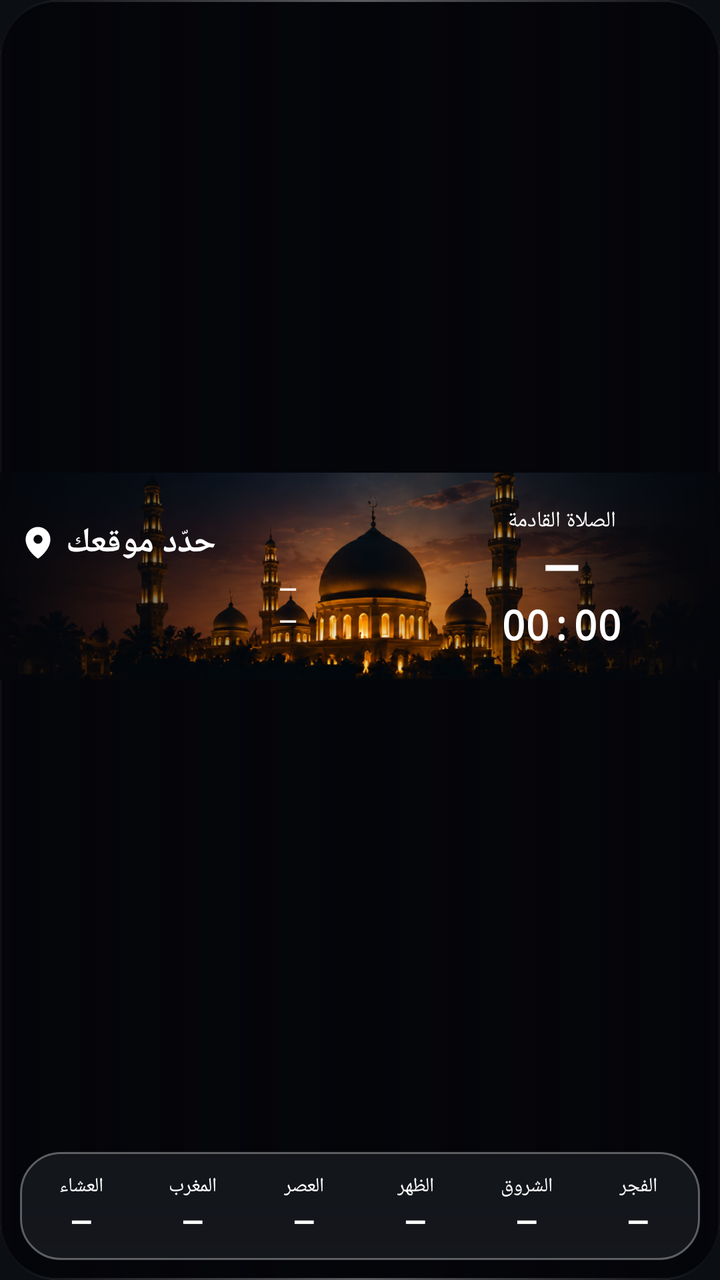
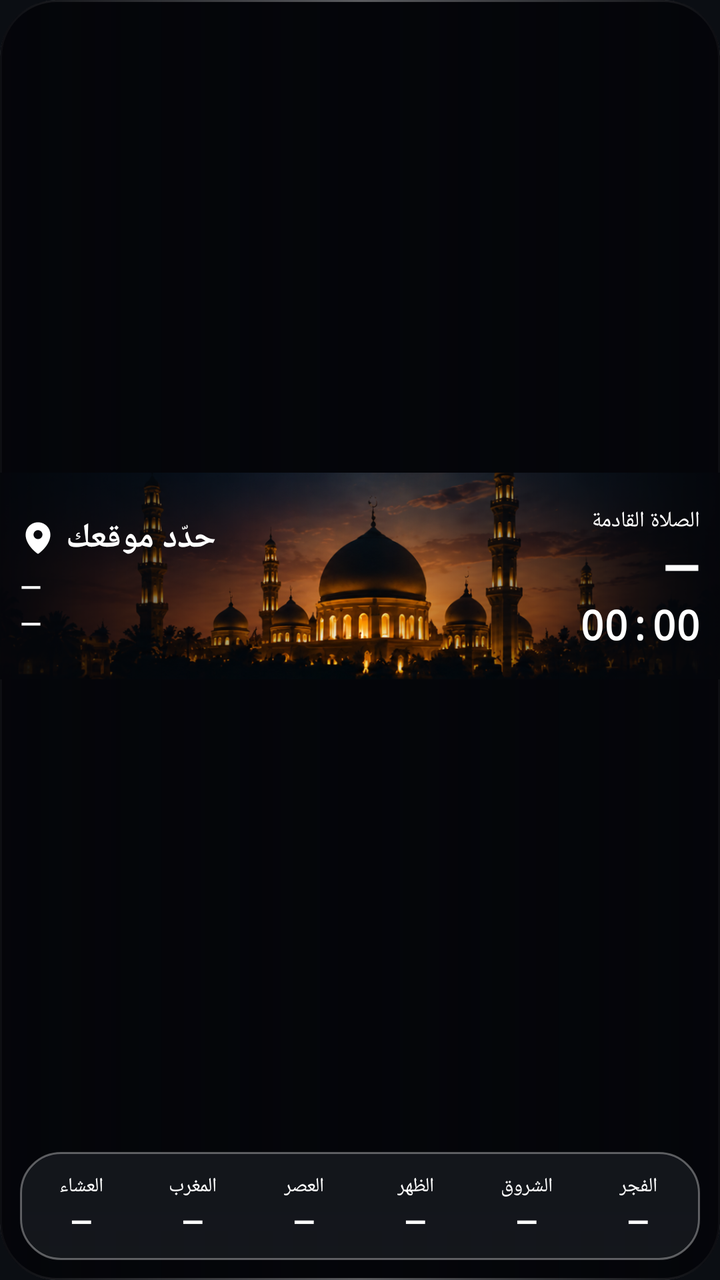

An Android layout rendered at two revisions. The XML below is the earlier revision; the diff shows what the commit changed to produce the second picture.
<!-- AndroidManifest.xml: application theme Theme.Salati -->
<!-- res/layout/prayer_widget.xml -->
<FrameLayout xmlns:android="http://schemas.android.com/apk/res/android" android:id="@+id/widget_root" android:layout_width="match_parent" android:layout_height="match_parent" android:layoutDirection="rtl" android:background="@drawable/widget_background" android:clipToOutline="true">
<ImageView android:id="@+id/widget_scenery" android:layout_width="match_parent" android:layout_height="match_parent" android:src="@drawable/widget_reference_mosque" android:layout_marginBottom="64dp" android:scaleType="fitCenter" android:contentDescription="@null" android:importantForAccessibility="no"/>
<ImageView android:id="@+id/widget_overlay" android:layout_width="match_parent" android:layout_height="match_parent" android:src="@drawable/widget_overlay_night" android:scaleType="fitXY" android:contentDescription="@null" android:importantForAccessibility="no"/>
<LinearLayout android:id="@+id/widget_card" android:layout_width="match_parent" android:layout_height="match_parent" android:orientation="vertical" android:padding="10dp">
<LinearLayout android:layout_width="match_parent" android:layout_height="0dp" android:layout_weight="1" android:orientation="horizontal" android:gravity="center_vertical" android:baselineAligned="false" android:paddingBottom="8dp">
<LinearLayout android:layout_width="0dp" android:layout_weight="1.1" android:layout_height="wrap_content" android:orientation="vertical" android:gravity="center">
<TextView android:id="@+id/widget_next_label" android:layout_width="wrap_content" android:layout_height="wrap_content" android:text="الصلاة القادمة" android:textColor="#FFFFFF" android:textSize="11sp" android:fontFamily="sans-serif-medium" android:includeFontPadding="false" android:maxLines="1" android:ellipsize="end"/>
<LinearLayout android:layout_width="wrap_content" android:layout_height="wrap_content" android:orientation="horizontal" android:gravity="center" android:layoutDirection="rtl"><ImageView android:visibility="gone" android:id="@+id/widget_next_icon" android:layout_width="22dp" android:layout_height="22dp" android:layout_marginEnd="5dp" android:src="@drawable/ic_widget_sunrise" android:contentDescription="@null" android:importantForAccessibility="no"/><TextView android:id="@+id/widget_next" android:layout_width="wrap_content" android:layout_height="wrap_content" android:text="—" android:textColor="#FFFFFF" android:textSize="24sp" android:fontFamily="sans-serif-medium" android:includeFontPadding="false" android:maxLines="1" android:ellipsize="end" android:textStyle="bold" android:paddingTop="2dp"/></LinearLayout>
<LinearLayout android:id="@+id/widget_countdown_row" android:layout_width="wrap_content" android:layout_height="wrap_content" android:orientation="vertical" android:gravity="center" android:layout_marginTop="3dp">

<Chronometer android:id="@+id/widget_countdown" android:layout_width="wrap_content" android:layout_height="wrap_content" android:textColor="#FFFFFF" android:textSize="20sp" android:textStyle="bold" android:fontFamily="monospace" android:textDirection="ltr" android:countDown="true" android:includeFontPadding="false"/>
</LinearLayout></LinearLayout>
<FrameLayout android:layout_width="0dp" android:layout_height="1dp" android:layout_weight="0.5"/>
<LinearLayout android:layout_width="0dp" android:layout_weight="1.1" android:layout_height="wrap_content" android:orientation="vertical" android:gravity="start">
<LinearLayout android:layout_width="match_parent" android:layout_height="wrap_content" android:orientation="horizontal" android:layoutDirection="ltr" android:gravity="center_vertical" android:baselineAligned="false">
<ImageView android:layout_width="18dp" android:layout_height="22dp" android:layout_marginEnd="5dp" android:src="@drawable/ic_widget_location" android:contentDescription="@null" android:importantForAccessibility="no"/>
<TextView android:id="@+id/widget_location" android:layout_width="0dp" android:layout_height="wrap_content" android:text="حدّد موقعك" android:textColor="#FFFFFF" android:textSize="17sp" android:fontFamily="sans-serif-medium" android:includeFontPadding="false" android:maxLines="1" android:ellipsize="end" android:textStyle="bold" android:layout_weight="1" android:textDirection="locale"/>
</LinearLayout>
<TextView android:id="@+id/widget_date" android:layout_width="wrap_content" android:layout_height="wrap_content" android:text="—" android:textColor="#FFFFFF" android:textSize="12sp" android:fontFamily="sans-serif-medium" android:includeFontPadding="false" android:paddingTop="5dp" android:breakStrategy="simple" android:hyphenationFrequency="none"/>
<TextView android:id="@+id/widget_hijri" android:layout_width="wrap_content" android:layout_height="wrap_content" android:text="—" android:textColor="#FFFFFF" android:textSize="12sp" android:fontFamily="sans-serif-medium" android:includeFontPadding="false" android:paddingTop="2dp" android:breakStrategy="simple" android:hyphenationFrequency="none"/>
</LinearLayout></LinearLayout>
<LinearLayout android:layout_width="match_parent" android:layout_height="54dp" android:orientation="horizontal" android:background="@drawable/widget_glass_strip" android:padding="3dp" android:baselineAligned="false">
<LinearLayout android:id="@+id/widget_cell_fajr" android:layout_width="0dp" android:layout_weight="1" android:layout_height="match_parent" android:orientation="vertical" android:gravity="center"><TextView android:id="@+id/widget_label_fajr" android:layout_width="wrap_content" android:layout_height="wrap_content" android:text="الفجر" android:textColor="#FFFFFF" android:textSize="10sp" android:fontFamily="sans-serif-medium" android:includeFontPadding="false" android:maxLines="1" android:ellipsize="end"/><TextView android:id="@+id/widget_fajr" android:layout_width="wrap_content" android:layout_height="wrap_content" android:text="—" android:textColor="#FFFFFF" android:textSize="14sp" android:fontFamily="sans-serif-medium" android:includeFontPadding="false" android:maxLines="1" android:ellipsize="end" android:textStyle="bold" android:paddingTop="3dp" android:textDirection="ltr"/></LinearLayout>
<LinearLayout android:id="@+id/widget_cell_sunrise" android:layout_width="0dp" android:layout_weight="1" android:layout_height="match_parent" android:orientation="vertical" android:gravity="center"><TextView android:id="@+id/widget_label_sunrise" android:layout_width="wrap_content" android:layout_height="wrap_content" android:text="الشروق" android:textColor="#FFFFFF" android:textSize="10sp" android:fontFamily="sans-serif-medium" android:includeFontPadding="false" android:maxLines="1" android:ellipsize="end"/><TextView android:id="@+id/widget_sunrise" android:layout_width="wrap_content" android:layout_height="wrap_content" android:text="—" android:textColor="#FFFFFF" android:textSize="14sp" android:fontFamily="sans-serif-medium" android:includeFontPadding="false" android:maxLines="1" android:ellipsize="end" android:textStyle="bold" android:paddingTop="3dp" android:textDirection="ltr"/></LinearLayout>
<LinearLayout android:id="@+id/widget_cell_dhuhr" android:layout_width="0dp" android:layout_weight="1" android:layout_height="match_parent" android:orientation="vertical" android:gravity="center"><TextView android:id="@+id/widget_label_dhuhr" android:layout_width="wrap_content" android:layout_height="wrap_content" android:text="الظهر" android:textColor="#FFFFFF" android:textSize="10sp" android:fontFamily="sans-serif-medium" android:includeFontPadding="false" android:maxLines="1" android:ellipsize="end"/><TextView android:id="@+id/widget_dhuhr" android:layout_width="wrap_content" android:layout_height="wrap_content" android:text="—" android:textColor="#FFFFFF" android:textSize="14sp" android:fontFamily="sans-serif-medium" android:includeFontPadding="false" android:maxLines="1" android:ellipsize="end" android:textStyle="bold" android:paddingTop="3dp" android:textDirection="ltr"/></LinearLayout>
<LinearLayout android:id="@+id/widget_cell_asr" android:layout_width="0dp" android:layout_weight="1" android:layout_height="match_parent" android:orientation="vertical" android:gravity="center"><TextView android:id="@+id/widget_label_asr" android:layout_width="wrap_content" android:layout_height="wrap_content" android:text="العصر" android:textColor="#FFFFFF" android:textSize="10sp" android:fontFamily="sans-serif-medium" android:includeFontPadding="false" android:maxLines="1" android:ellipsize="end"/><TextView android:id="@+id/widget_asr" android:layout_width="wrap_content" android:layout_height="wrap_content" android:text="—" android:textColor="#FFFFFF" android:textSize="14sp" android:fontFamily="sans-serif-medium" android:includeFontPadding="false" android:maxLines="1" android:ellipsize="end" android:textStyle="bold" android:paddingTop="3dp" android:textDirection="ltr"/></LinearLayout>
<LinearLayout android:id="@+id/widget_cell_maghrib" android:layout_width="0dp" android:layout_weight="1" android:layout_height="match_parent" android:orientation="vertical" android:gravity="center"><TextView android:id="@+id/widget_label_maghrib" android:layout_width="wrap_content" android:layout_height="wrap_content" android:text="المغرب" android:textColor="#FFFFFF" android:textSize="10sp" android:fontFamily="sans-serif-medium" android:includeFontPadding="false" android:maxLines="1" android:ellipsize="end"/><TextView android:id="@+id/widget_maghrib" android:layout_width="wrap_content" android:layout_height="wrap_content" android:text="—" android:textColor="#FFFFFF" android:textSize="14sp" android:fontFamily="sans-serif-medium" android:includeFontPadding="false" android:maxLines="1" android:ellipsize="end" android:textStyle="bold" android:paddingTop="3dp" android:textDirection="ltr"/></LinearLayout>
<LinearLayout android:id="@+id/widget_cell_isha" android:layout_width="0dp" android:layout_weight="1" android:layout_height="match_parent" android:orientation="vertical" android:gravity="center"><TextView android:id="@+id/widget_label_isha" android:layout_width="wrap_content" android:layout_height="wrap_content" android:text="العشاء" android:textColor="#FFFFFF" android:textSize="10sp" android:fontFamily="sans-serif-medium" android:includeFontPadding="false" android:maxLines="1" android:ellipsize="end"/><TextView android:id="@+id/widget_isha" android:layout_width="wrap_content" android:layout_height="wrap_content" android:text="—" android:textColor="#FFFFFF" android:textSize="14sp" android:fontFamily="sans-serif-medium" android:includeFontPadding="false" android:maxLines="1" android:ellipsize="end" android:textStyle="bold" android:paddingTop="3dp" android:textDirection="ltr"/></LinearLayout>
</LinearLayout></LinearLayout></FrameLayout>
<!-- resources referenced by this layout -->
<resources>
  <!-- drawable ic_widget_location (drawable) -->
  <vector xmlns:android="http://schemas.android.com/apk/res/android" android:width="18dp" android:height="18dp" android:viewportWidth="256" android:viewportHeight="256"><path android:fillColor="#FFFFFF" android:pathData="M128,16a88.1,88.1,0,0,0-88,88c0,75.3,80,132.17,83.41,134.55a8,8,0,0,0,9.18,0C136,236.17,216,179.3,216,104A88.1,88.1,0,0,0,128,16Zm0,56a32,32,0,1,1-32,32A32,32,0,0,1,128,72Z"/></vector>
  <!-- drawable ic_widget_sunrise (drawable) -->
  <vector xmlns:android="http://schemas.android.com/apk/res/android" android:width="22dp" android:height="22dp" android:viewportWidth="256" android:viewportHeight="256"><path android:fillColor="#FFFFFF" android:pathData="M240,152H199.55a73.54,73.54,0,0,0,.45-8,72,72,0,0,0-144,0,73.54,73.54,0,0,0,.45,8H16a8,8,0,0,0,0,16H240a8,8,0,0,0,0-16ZM72,144a56,56,0,1,1,111.41,8H72.59A56.13,56.13,0,0,1,72,144Zm144,56a8,8,0,0,1-8,8H48a8,8,0,0,1,0-16H208A8,8,0,0,1,216,200ZM72.84,43.58a8,8,0,0,1,14.32-7.16l8,16a8,8,0,0,1-14.32,7.16Zm-56,48.84a8,8,0,0,1,10.74-3.57l16,8a8,8,0,0,1-7.16,14.31l-16-8A8,8,0,0,1,16.84,92.42Zm192,15.16a8,8,0,0,1,3.58-10.73l16-8a8,8,0,1,1,7.16,14.31l-16,8a8,8,0,0,1-10.74-3.58Zm-48-55.16,8-16a8,8,0,0,1,14.32,7.16l-8,16a8,8,0,1,1-14.32-7.16Z"/></vector>
  <!-- drawable widget_background (drawable) -->
  <shape xmlns:android="http://schemas.android.com/apk/res/android"><solid android:color="#040509"/><corners android:radius="28dp"/><stroke android:width="1dp" android:color="#55FFFFFF"/></shape>
  <!-- drawable widget_glass_strip (drawable) -->
  <shape xmlns:android="http://schemas.android.com/apk/res/android"><gradient android:angle="270" android:startColor="#D915181D" android:endColor="#E615181D"/><corners android:radius="20dp"/><stroke android:width="1dp" android:color="#55FFFFFF"/></shape>
  <!-- drawable widget_overlay_night (drawable) -->
  <shape xmlns:android="http://schemas.android.com/apk/res/android"><gradient android:angle="0" android:startColor="#E6040509" android:centerColor="#00040509" android:endColor="#E6040509"/><corners android:radius="28dp"/></shape>
  <!-- drawable widget_reference_mosque: png bitmap (drawable-nodpi, 432412 bytes) -->
  <style name="Theme.Salati" parent="android:style/Theme.Material.NoActionBar">
    <item name="android:windowBackground">@color/salati_shell</item>
    <item name="android:colorAccent">@color/salati_dialog_accent</item>
    <item name="android:alertDialogTheme">@style/Theme.Salati.Dialog</item>
   </style>
  <color name="salati_shell">#0B0E13</color>
  <color name="salati_dialog_accent">#3B82F6</color>
  <style name="Theme.Salati.Dialog" parent="android:style/Theme.Material.Dialog.Alert">
    <item name="android:colorAccent">@color/salati_dialog_accent</item>
    <item name="android:colorBackground">@color/salati_dialog_surface</item>
    <item name="android:windowBackground">@color/salati_dialog_surface</item>
    <item name="android:textColorPrimary">@color/salati_dialog_ink</item>
    <item name="android:textColorSecondary">@color/salati_dialog_ink</item>
   </style>
  <color name="salati_dialog_surface">#15181D</color>
  <color name="salati_dialog_ink">#FFFFFF</color>
</resources>

<!-- the commit's change to res/layout/prayer_widget.xml (unified diff, before → after) -->
@@ -3,21 +3,21 @@
 <ImageView android:id="@+id/widget_overlay" android:layout_width="match_parent" android:layout_height="match_parent" android:src="@drawable/widget_overlay_night" android:scaleType="fitXY" android:contentDescription="@null" android:importantForAccessibility="no"/>
 <LinearLayout android:id="@+id/widget_card" android:layout_width="match_parent" android:layout_height="match_parent" android:orientation="vertical" android:padding="10dp">
 <LinearLayout android:layout_width="match_parent" android:layout_height="0dp" android:layout_weight="1" android:orientation="horizontal" android:gravity="center_vertical" android:baselineAligned="false" android:paddingBottom="8dp">
-<LinearLayout android:layout_width="0dp" android:layout_weight="1.1" android:layout_height="wrap_content" android:orientation="vertical" android:gravity="center">
+<LinearLayout android:layout_width="0dp" android:layout_weight="1.1" android:layout_height="wrap_content" android:orientation="vertical" android:gravity="right">
 <TextView android:id="@+id/widget_next_label" android:layout_width="wrap_content" android:layout_height="wrap_content" android:text="الصلاة القادمة" android:textColor="#FFFFFF" android:textSize="11sp" android:fontFamily="sans-serif-medium" android:includeFontPadding="false" android:maxLines="1" android:ellipsize="end"/>
 <LinearLayout android:layout_width="wrap_content" android:layout_height="wrap_content" android:orientation="horizontal" android:gravity="center" android:layoutDirection="rtl"><ImageView android:visibility="gone" android:id="@+id/widget_next_icon" android:layout_width="22dp" android:layout_height="22dp" android:layout_marginEnd="5dp" android:src="@drawable/ic_widget_sunrise" android:contentDescription="@null" android:importantForAccessibility="no"/><TextView android:id="@+id/widget_next" android:layout_width="wrap_content" android:layout_height="wrap_content" android:text="—" android:textColor="#FFFFFF" android:textSize="24sp" android:fontFamily="sans-serif-medium" android:includeFontPadding="false" android:maxLines="1" android:ellipsize="end" android:textStyle="bold" android:paddingTop="2dp"/></LinearLayout>
-<LinearLayout android:id="@+id/widget_countdown_row" android:layout_width="wrap_content" android:layout_height="wrap_content" android:orientation="vertical" android:gravity="center" android:layout_marginTop="3dp">
+<LinearLayout android:id="@+id/widget_countdown_row" android:layout_width="wrap_content" android:layout_height="wrap_content" android:orientation="vertical" android:gravity="right" android:layout_marginTop="3dp">
 
 <Chronometer android:id="@+id/widget_countdown" android:layout_width="wrap_content" android:layout_height="wrap_content" android:textColor="#FFFFFF" android:textSize="20sp" android:textStyle="bold" android:fontFamily="monospace" android:textDirection="ltr" android:countDown="true" android:includeFontPadding="false"/>
 </LinearLayout></LinearLayout>
 <FrameLayout android:layout_width="0dp" android:layout_height="1dp" android:layout_weight="0.5"/>
-<LinearLayout android:layout_width="0dp" android:layout_weight="1.1" android:layout_height="wrap_content" android:orientation="vertical" android:gravity="start">
+<LinearLayout android:layout_width="0dp" android:layout_weight="1.1" android:layout_height="wrap_content" android:orientation="vertical" android:gravity="left">
 <LinearLayout android:layout_width="match_parent" android:layout_height="wrap_content" android:orientation="horizontal" android:layoutDirection="ltr" android:gravity="center_vertical" android:baselineAligned="false">
 <ImageView android:layout_width="18dp" android:layout_height="22dp" android:layout_marginEnd="5dp" android:src="@drawable/ic_widget_location" android:contentDescription="@null" android:importantForAccessibility="no"/>
 <TextView android:id="@+id/widget_location" android:layout_width="0dp" android:layout_height="wrap_content" android:text="حدّد موقعك" android:textColor="#FFFFFF" android:textSize="17sp" android:fontFamily="sans-serif-medium" android:includeFontPadding="false" android:maxLines="1" android:ellipsize="end" android:textStyle="bold" android:layout_weight="1" android:textDirection="locale"/>
 </LinearLayout>
-<TextView android:id="@+id/widget_date" android:layout_width="wrap_content" android:layout_height="wrap_content" android:text="—" android:textColor="#FFFFFF" android:textSize="12sp" android:fontFamily="sans-serif-medium" android:includeFontPadding="false" android:paddingTop="5dp" android:breakStrategy="simple" android:hyphenationFrequency="none"/>
-<TextView android:id="@+id/widget_hijri" android:layout_width="wrap_content" android:layout_height="wrap_content" android:text="—" android:textColor="#FFFFFF" android:textSize="12sp" android:fontFamily="sans-serif-medium" android:includeFontPadding="false" android:paddingTop="2dp" android:breakStrategy="simple" android:hyphenationFrequency="none"/>
+<TextView android:id="@+id/widget_date" android:layout_width="match_parent" android:layout_height="wrap_content" android:text="—" android:textColor="#FFFFFF" android:textSize="14sp" android:fontFamily="sans-serif-medium" android:includeFontPadding="false" android:gravity="left" android:textAlignment="gravity" android:textDirection="rtl" android:paddingTop="5dp" android:breakStrategy="simple" android:hyphenationFrequency="none"/>
+<TextView android:id="@+id/widget_hijri" android:layout_width="match_parent" android:layout_height="wrap_content" android:text="—" android:textColor="#FFFFFF" android:textSize="14sp" android:fontFamily="sans-serif-medium" android:includeFontPadding="false" android:gravity="left" android:textAlignment="gravity" android:textDirection="rtl" android:paddingTop="2dp" android:breakStrategy="simple" android:hyphenationFrequency="none"/>
 </LinearLayout></LinearLayout>
 <LinearLayout android:layout_width="match_parent" android:layout_height="54dp" android:orientation="horizontal" android:background="@drawable/widget_glass_strip" android:padding="3dp" android:baselineAligned="false">
 <LinearLayout android:id="@+id/widget_cell_fajr" android:layout_width="0dp" android:layout_weight="1" android:layout_height="match_parent" android:orientation="vertical" android:gravity="center"><TextView android:id="@+id/widget_label_fajr" android:layout_width="wrap_content" android:layout_height="wrap_content" android:text="الفجر" android:textColor="#FFFFFF" android:textSize="10sp" android:fontFamily="sans-serif-medium" android:includeFontPadding="false" android:maxLines="1" android:ellipsize="end"/><TextView android:id="@+id/widget_fajr" android:layout_width="wrap_content" android:layout_height="wrap_content" android:text="—" android:textColor="#FFFFFF" android:textSize="14sp" android:fontFamily="sans-serif-medium" android:includeFontPadding="false" android:maxLines="1" android:ellipsize="end" android:textStyle="bold" android:paddingTop="3dp" android:textDirection="ltr"/></LinearLayout>
<!-- resource entries referenced after the edit -->
@@ -17,7 +17,7 @@
     <item name="android:alertDialogTheme">@style/Theme.Salati.Dialog</item>
    </style>
   <color name="salati_shell">#0B0E13</color>
-  <color name="salati_dialog_accent">#3B82F6</color>
+  <color name="salati_dialog_accent">#FFFFFF</color>
   <style name="Theme.Salati.Dialog" parent="android:style/Theme.Material.Dialog.Alert">
     <item name="android:colorAccent">@color/salati_dialog_accent</item>
     <item name="android:colorBackground">@color/salati_dialog_surface</item>
